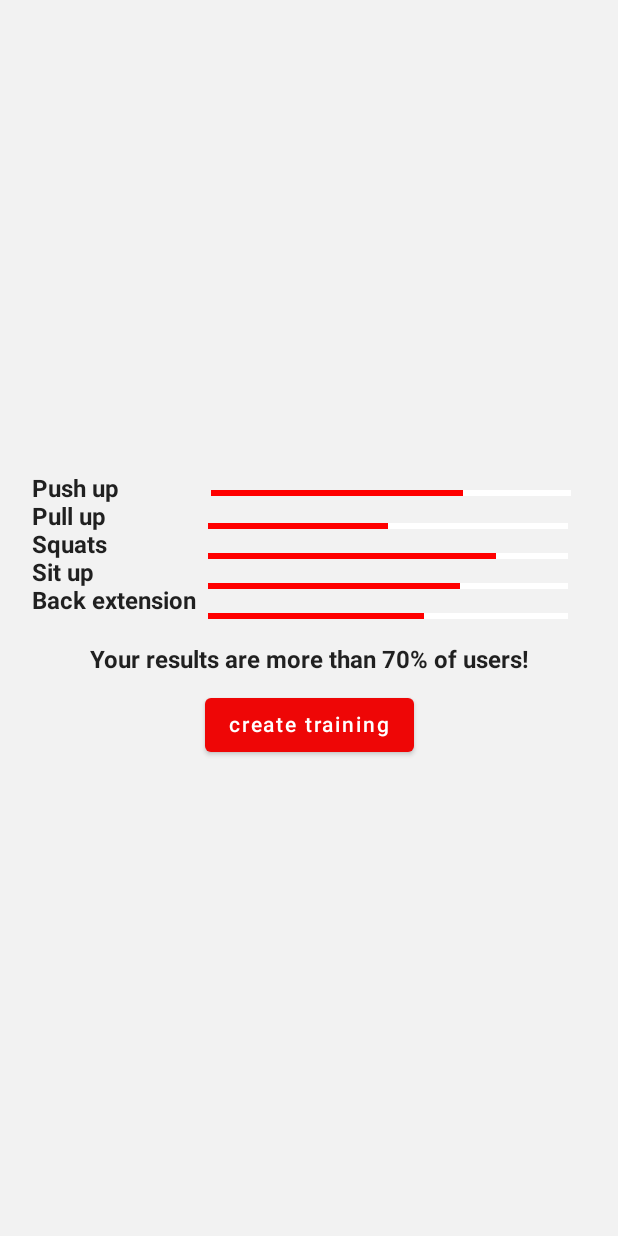
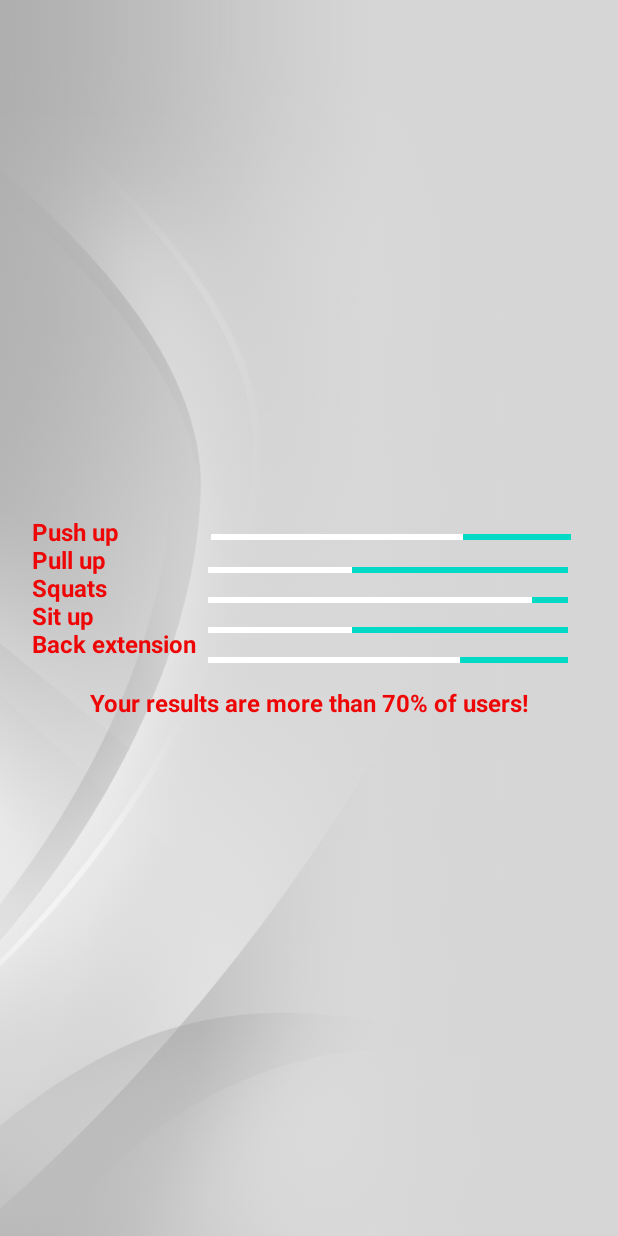
Before and after one commit to ygromov/TutorialJetPack, an Android app built with Jetpack Compose: the IntermediateAnalizeScreen screen opened through its navigation route, on a phone screen of 412 x 824 dp. Run offline under Robolectric (Android 15) with nearby library versions, the phone set to English and light mode, and no system bars; our stand-ins replace Dagger/Hilt's generated code.

Commit message:
changed linearProgresIndicator(added animation)

```diff
--- a/app/src/main/java/com/example/tutorialjetpack/presentation/screens/intermediate_analize_screen/IntermediateAnalizeScreen.kt
+++ b/app/src/main/java/com/example/tutorialjetpack/presentation/screens/intermediate_analize_screen/IntermediateAnalizeScreen.kt
@@ -1,22 +1,31 @@
 package com.example.tutorialjetpack.presentation.screens.intermediate_analize_screen
 
+import androidx.compose.animation.core.animateFloatAsState
 import androidx.compose.foundation.layout.Arrangement
 import androidx.compose.foundation.layout.Column
 import androidx.compose.foundation.layout.Row
 import androidx.compose.foundation.layout.fillMaxSize
 import androidx.compose.foundation.layout.padding
-import androidx.compose.material.Button
 import androidx.compose.material.LinearProgressIndicator
 import androidx.compose.material.MaterialTheme
+import androidx.compose.material.ProgressIndicatorDefaults
 import androidx.compose.material.Surface
 import androidx.compose.material.Text
 import androidx.compose.runtime.Composable
+import androidx.compose.runtime.LaunchedEffect
+import androidx.compose.runtime.getValue
+import androidx.compose.runtime.mutableStateOf
+import androidx.compose.runtime.remember
+import androidx.compose.runtime.setValue
 import androidx.compose.ui.Alignment
 import androidx.compose.ui.Modifier
-import androidx.compose.ui.graphics.Color
+import androidx.compose.ui.layout.ContentScale
+import androidx.compose.ui.res.painterResource
 import androidx.compose.ui.unit.dp
 import androidx.navigation.NavController
+import com.example.tutorialjetpack.R
 import com.example.tutorialjetpack.utils.Routers
+import kotlinx.coroutines.delay
 
 @Composable
 fun IntermediateAnalizeScreen(navController: NavController) {
@@ -24,6 +33,50 @@ fun IntermediateAnalizeScreen(navController: NavController) {
         modifier = Modifier.fillMaxSize(),
         color = MaterialTheme.colors.background
     ) {
+        androidx.compose.foundation.Image(
+            painter = painterResource(id = R.drawable.background_gradient),
+            contentDescription = null,
+            contentScale = ContentScale.Crop,
+            modifier = Modifier.fillMaxSize(),
+            alpha = 0.4f
+        )
+        var downloadProgressPush by remember { mutableStateOf(0.1f) }
+        var downloadProgressPull by remember { mutableStateOf(0.1f) }
+        var downloadProgressAbs by remember { mutableStateOf(0.1f) }
+        val animatedDownloadProgressPush by animateFloatAsState(
+            targetValue = downloadProgressPush,
+            animationSpec = ProgressIndicatorDefaults.ProgressAnimationSpec
+        )
+        val animatedDownloadProgressPull by animateFloatAsState(
+            targetValue = downloadProgressPull,
+            animationSpec = ProgressIndicatorDefaults.ProgressAnimationSpec
+        )
+        val animatedDownloadProgressAbs by animateFloatAsState(
+            targetValue = downloadProgressAbs,
+            animationSpec = ProgressIndicatorDefaults.ProgressAnimationSpec
+        )
+
+        LaunchedEffect(downloadProgressPush) {
+            while (downloadProgressPush < 0.7f) {
+                delay(200L)
+                downloadProgressPush += 0.1f
+            }
+        }
+
+        LaunchedEffect(downloadProgressPull) {
+            while (downloadProgressPull < 0.4f) {
+                delay(200L)
+                downloadProgressPull += 0.1f
+            }
+        }
+
+        LaunchedEffect(downloadProgressAbs) {
+            while (downloadProgressAbs < 0.9f) {
+                delay(200L)
+                downloadProgressAbs += 0.1f
+            }
+        }
+
         Column(
             verticalArrangement = Arrangement.Center,
             horizontalAlignment = Alignment.CenterHorizontally
@@ -31,26 +84,77 @@ fun IntermediateAnalizeScreen(navController: NavController) {
             Row() {
 
                 Column() {
-                    Text(text = "Push up")
-                    Text(text = "Pull up")
-                    Text(text = "Squats")
-                    Text(text = "Sit up")
-                    Text(text = "Back extension")
+                    Text(text = "Push up", color = MaterialTheme.colors.primary)
+                    Text(text = "Pull up", color = MaterialTheme.colors.primary)
+                    Text(text = "Squats", color = MaterialTheme.colors.primary)
+                    Text(text = "Sit up", color = MaterialTheme.colors.primary)
+                    Text(text = "Back extension", color = MaterialTheme.colors.primary)
                 }
                 Column() {
-                    LinearProgressIndicator(0.7f, color = Color.Red, backgroundColor = Color.White, modifier = Modifier.padding(10.dp))
-                    LinearProgressIndicator(0.5f, color = Color.Red, backgroundColor = Color.White, modifier = Modifier.padding(8.dp))
-                    LinearProgressIndicator(0.8f, color = Color.Red, backgroundColor = Color.White, modifier = Modifier.padding(8.dp))
-                    LinearProgressIndicator(0.7f, color = Color.Red, backgroundColor = Color.White, modifier = Modifier.padding(8.dp))
-                    LinearProgressIndicator(0.6f, color = Color.Red, backgroundColor = Color.White, modifier = Modifier.padding(8.dp))
+                    LinearProgressIndicator(
+                        animatedDownloadProgressPush,
+                        color = MaterialTheme.colors.surface,
+                        backgroundColor = MaterialTheme.colors.secondary,
+                        modifier = Modifier.padding(10.dp)
+                    )
+                    LinearProgressIndicator(
+                        animatedDownloadProgressPull,
+                        color = MaterialTheme.colors.surface,
+                        backgroundColor = MaterialTheme.colors.secondary,
+                        modifier = Modifier.padding(8.dp)
+                    )
+                    LinearProgressIndicator(
+                        animatedDownloadProgressAbs,
+                        color = MaterialTheme.colors.surface,
+                        backgroundColor = MaterialTheme.colors.secondary,
+                        modifier = Modifier.padding(8.dp)
+                    )
+                    LinearProgressIndicator(
+                        animatedDownloadProgressPull,
+                        color = MaterialTheme.colors.surface,
+                        backgroundColor = MaterialTheme.colors.secondary,
+                        modifier = Modifier.padding(8.dp)
+                    )
+                    LinearProgressIndicator(
+                        animatedDownloadProgressPush,
+                        color = MaterialTheme.colors.surface,
+                        backgroundColor = MaterialTheme.colors.secondary,
+                        modifier = Modifier.padding(8.dp)
+                    )
                 }
             }
-            Text(text = "Your results are more than 70% of users!", modifier = Modifier.padding(top = 10.dp))
-            Button(onClick = {
-                navController.navigate(Routers.TRAINING.route)
-                             }, modifier = Modifier.padding(top = 10.dp)) {
-                Text(text = "create training")
-            }
+            Text(
+                text = "Your results are more than 70% of users!",
+                modifier = Modifier.padding(top = 10.dp),
+                color = MaterialTheme.colors.primary
+            )
+            Timer(navController = navController)
+
+
+//            Button(
+//                onClick = {
+//                    navController.navigate(Routers.TRAINING.route)
+//                },
+//                modifier = Modifier.padding(top = 10.dp),
+//                colors = ButtonDefaults.buttonColors(
+//                    backgroundColor = MaterialTheme.colors.primaryVariant,
+//                    contentColor = MaterialTheme.colors.primary
+//                ),
+//            ) {
+//                Text(text = "create training", color = MaterialTheme.colors.primary)
+//            }
         }
     }
 }
+
+@Composable
+fun Timer(navController: NavController) {
+    var value by remember { mutableStateOf(3) }
+    LaunchedEffect(Unit) {
+        while (value > 0) {
+            delay(1000)
+            value -= 1
+        }
+        navController.navigate(Routers.TRAINING.route)
+    }
+}
```
